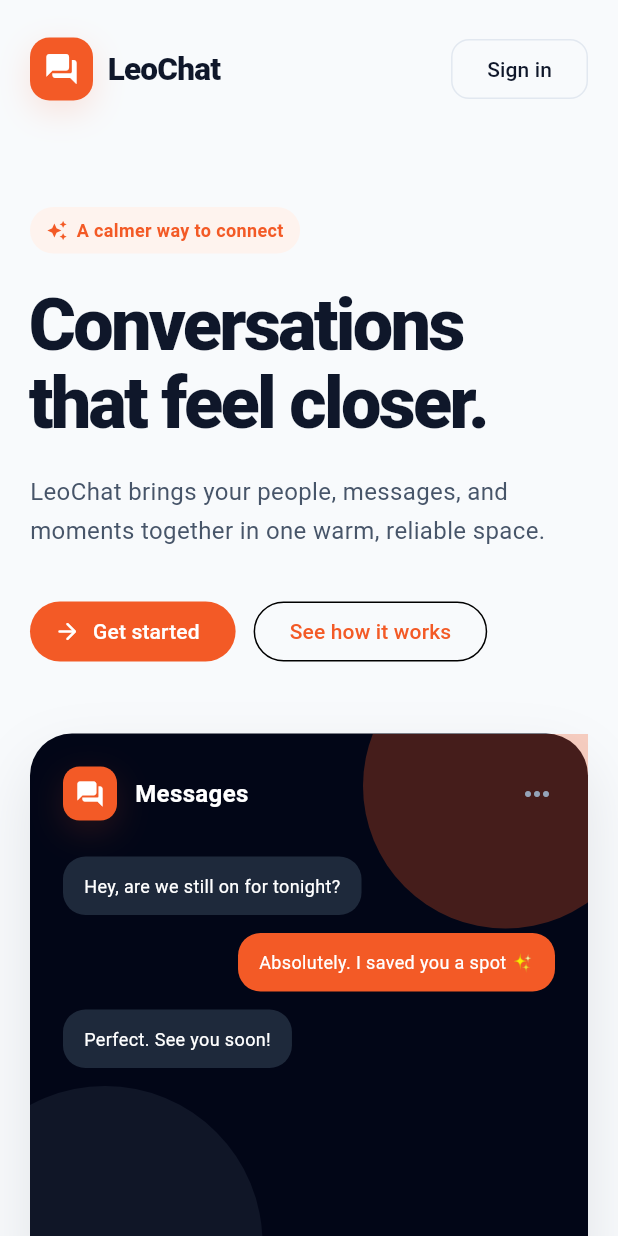
After one commit to faisin111/Leo-chat-app, a Flutter app: the LandingPage screen opened by its route, on a phone screen of 412 x 824 dp. The commit adds this screen. Run offline on Flutter 3.47's test engine with Material 3 defaults, Android fonts, the phone set to English and light mode, and no system bars; our stand-ins replace dio, flutter_riverpod, flutter_secure_storage, fpdart, go_router, shared_preferences; accounts and stored records are empty.

Commit message:
Add responsive LeoChat landing screen

```diff
--- a/lib/app/app.dart
+++ b/lib/app/app.dart
@@ -4,10 +4,12 @@ import 'package:go_router/go_router.dart';
 import '../core/constants/app_strings.dart';
 import '../core/theme/theme.dart';
 import '../features/chat/presentation/pages/chat_shell_page.dart';
+import '../features/landing/presentation/pages/landing_page.dart';
 
 final _router = GoRouter(
   initialLocation: '/app',
   routes: [
+    GoRoute(path: '/', builder: (context, state) => const LandingPage()),
     GoRoute(path: '/app', builder: (context, state) => const ChatShellPage()),
   ],
 );
--- a/lib/core/constants/app_strings.dart
+++ b/lib/core/constants/app_strings.dart
@@ -7,4 +7,19 @@ abstract final class AppStrings {
   static const chats = 'Chats';
   static const people = 'People';
   static const settings = 'Settings';
+  static const landingEyebrow = 'A calmer way to connect';
+  static const landingTitle = 'Conversations that feel closer.';
+  static const landingSubtitle =
+      'LeoChat brings your people, messages, and moments together in one warm, reliable space.';
+  static const getStarted = 'Get started';
+  static const seeHowItWorks = 'See how it works';
+  static const realtimeMessaging = 'Realtime messaging';
+  static const realtimeMessagingDescription =
+      'Messages arrive instantly and stay in sync across your devices.';
+  static const privateByDesign = 'Private by design';
+  static const privateByDesignDescription =
+      'Your conversations stay protected with secure sessions and clear controls.';
+  static const madeForPeople = 'Made for people';
+  static const madeForPeopleDescription =
+      'Thoughtful details make every conversation feel easy and natural.';
 }
--- /dev/null
+++ b/lib/features/landing/presentation/pages/landing_page.dart
@@ -0,0 +1,286 @@
+import 'package:flutter/material.dart';
+import 'package:go_router/go_router.dart';
+
+import '../../../../core/constants/app_strings.dart';
+import '../../../../core/responsive/breakpoints.dart';
+import '../../../../core/theme/colors.dart';
+import '../widgets/leo_logo.dart';
+
+class LandingPage extends StatelessWidget {
+  const LandingPage({super.key});
+
+  @override
+  Widget build(BuildContext context) {
+    final isMobile =
+        layoutForWidth(MediaQuery.sizeOf(context).width) == LeoLayout.mobile;
+    return Scaffold(
+      backgroundColor: LeoColors.background,
+      body: SafeArea(
+        child: SingleChildScrollView(
+          child: Column(
+            children: [
+              _LandingNav(isMobile: isMobile),
+              _HeroSection(isMobile: isMobile),
+              const _FeaturesSection(),
+              const _LandingFooter(),
+            ],
+          ),
+        ),
+      ),
+    );
+  }
+}
+
+class _LandingNav extends StatelessWidget {
+  const _LandingNav({required this.isMobile});
+  final bool isMobile;
+
+  @override
+  Widget build(BuildContext context) => Padding(
+        padding:
+            EdgeInsets.symmetric(horizontal: isMobile ? 20 : 48, vertical: 22),
+        child: Row(
+          children: [
+            const LeoLogo(),
+            const Spacer(),
+            if (!isMobile) ...[
+              TextButton(onPressed: () {}, child: const Text('About')),
+              const SizedBox(width: 8),
+              TextButton(onPressed: () {}, child: const Text('Features')),
+              const SizedBox(width: 18),
+            ],
+            OutlinedButton(
+              onPressed: () => context.go('/app'),
+              style: OutlinedButton.styleFrom(
+                foregroundColor: LeoColors.textPrimary,
+                side: const BorderSide(color: LeoColors.border),
+                shape: RoundedRectangleBorder(
+                    borderRadius: BorderRadius.circular(12)),
+              ),
+              child: const Text('Sign in'),
+            ),
+          ],
+        ),
+      );
+}
+
+class _HeroSection extends StatelessWidget {
+  const _HeroSection({required this.isMobile});
+  final bool isMobile;
+
+  @override
+  Widget build(BuildContext context) => Padding(
+        padding: EdgeInsets.fromLTRB(
+            isMobile ? 20 : 80, isMobile ? 46 : 86, isMobile ? 20 : 80, 84),
+        child: isMobile
+            ? const Column(
+                crossAxisAlignment: CrossAxisAlignment.start,
+                children: [_HeroCopy(), SizedBox(height: 44), _HeroPreview()])
+            : const Row(children: [
+                Expanded(child: _HeroCopy()),
+                SizedBox(width: 72),
+                Expanded(child: _HeroPreview())
+              ]),
+      );
+}
+
+class _HeroCopy extends StatelessWidget {
+  const _HeroCopy();
+
+  @override
+  Widget build(BuildContext context) => Column(
+        crossAxisAlignment: CrossAxisAlignment.start,
+        children: [
+          Container(
+            padding: const EdgeInsets.symmetric(horizontal: 11, vertical: 7),
+            decoration: BoxDecoration(
+                color: LeoColors.primarySoft,
+                borderRadius: BorderRadius.circular(999)),
+            child: const Wrap(
+                crossAxisAlignment: WrapCrossAlignment.center,
+                spacing: 6,
+                children: [
+                  Icon(Icons.auto_awesome, size: 14, color: LeoColors.primary),
+                  Text(AppStrings.landingEyebrow,
+                      style: TextStyle(
+                          color: LeoColors.primary,
+                          fontSize: 12,
+                          fontWeight: FontWeight.w700)),
+                ]),
+          ),
+          const SizedBox(height: 22),
+          const Text(AppStrings.landingTitle,
+              style: TextStyle(
+                  fontSize: 48,
+                  height: 1.08,
+                  letterSpacing: -1.8,
+                  fontWeight: FontWeight.w800,
+                  color: LeoColors.textPrimary)),
+          const SizedBox(height: 20),
+          const Text(AppStrings.landingSubtitle,
+              style: TextStyle(
+                  fontSize: 16, height: 1.6, color: LeoColors.textSecondary)),
+          const SizedBox(height: 30),
+          Wrap(spacing: 12, runSpacing: 12, children: [
+            FilledButton.icon(
+                onPressed: () => context.go('/app'),
+                icon: const Icon(Icons.arrow_forward_rounded),
+                label: const Text(AppStrings.getStarted)),
+            OutlinedButton(
+                onPressed: () => context.go('/app'),
+                child: const Text(AppStrings.seeHowItWorks)),
+          ]),
+        ],
+      );
+}
+
+class _HeroPreview extends StatelessWidget {
+  const _HeroPreview();
+
+  @override
+  Widget build(BuildContext context) => Container(
+        height: 370,
+        decoration: BoxDecoration(
+          color: LeoColors.rail,
+          borderRadius: BorderRadius.circular(28),
+          boxShadow: const [
+            BoxShadow(
+                color: Color(0x18020617), blurRadius: 35, offset: Offset(0, 18))
+          ],
+        ),
+        child: Stack(children: [
+          Positioned(
+              top: -60,
+              right: -40,
+              child:
+                  _Glow(size: 190, color: LeoColors.primary.withOpacity(.28))),
+          Positioned(
+              bottom: -75,
+              left: -55,
+              child: _Glow(size: 210, color: const Color(0x33475569))),
+          Padding(
+              padding: const EdgeInsets.all(22),
+              child: Column(children: [
+                Row(children: [
+                  const LeoLogo(compact: true, onDark: true),
+                  const SizedBox(width: 12),
+                  const Text('Messages',
+                      style: TextStyle(
+                          color: Colors.white,
+                          fontSize: 16,
+                          fontWeight: FontWeight.w700)),
+                  const Spacer(),
+                  const Icon(Icons.more_horiz, color: LeoColors.textMuted)
+                ]),
+                const SizedBox(height: 24),
+                const _PreviewBubble(
+                    text: 'Hey, are we still on for tonight?', own: false),
+                const SizedBox(height: 12),
+                const _PreviewBubble(
+                    text: 'Absolutely. I saved you a spot ✨', own: true),
+                const SizedBox(height: 12),
+                const _PreviewBubble(
+                    text: 'Perfect. See you soon!', own: false),
+              ])),
+        ]),
+      );
+}
+
+class _Glow extends StatelessWidget {
+  const _Glow({required this.size, required this.color});
+  final double size;
+  final Color color;
+  @override
+  Widget build(BuildContext context) => Container(
+      width: size,
+      height: size,
+      decoration: BoxDecoration(shape: BoxShape.circle, color: color));
+}
+
+class _PreviewBubble extends StatelessWidget {
+  const _PreviewBubble({required this.text, required this.own});
+  final String text;
+  final bool own;
+  @override
+  Widget build(BuildContext context) => Align(
+      alignment: own ? Alignment.centerRight : Alignment.centerLeft,
+      child: Container(
+          padding: const EdgeInsets.symmetric(horizontal: 14, vertical: 11),
+          decoration: BoxDecoration(
+              color: own ? LeoColors.primary : const Color(0xFF1E293B),
+              borderRadius: BorderRadius.circular(15)),
+          child: Text(text,
+              style: const TextStyle(color: Colors.white, fontSize: 12))));
+}
+
+class _FeaturesSection extends StatelessWidget {
+  const _FeaturesSection();
+  @override
+  Widget build(BuildContext context) => Container(
+      color: LeoColors.surface,
+      padding: const EdgeInsets.symmetric(horizontal: 32, vertical: 56),
+      child: Wrap(
+          alignment: WrapAlignment.center,
+          spacing: 18,
+          runSpacing: 18,
+          children: const [
+            _FeatureCard(
+                icon: Icons.bolt_rounded,
+                title: AppStrings.realtimeMessaging,
+                description: AppStrings.realtimeMessagingDescription),
+            _FeatureCard(
+                icon: Icons.shield_outlined,
+                title: AppStrings.privateByDesign,
+                description: AppStrings.privateByDesignDescription),
+            _FeatureCard(
+                icon: Icons.favorite_outline_rounded,
+                title: AppStrings.madeForPeople,
+                description: AppStrings.madeForPeopleDescription),
+          ]));
+}
+
+class _FeatureCard extends StatelessWidget {
+  const _FeatureCard(
+      {required this.icon, required this.title, required this.description});
+  final IconData icon;
+  final String title;
+  final String description;
+  @override
+  Widget build(BuildContext context) => SizedBox(
+      width: 300,
+      child: Padding(
+          padding: const EdgeInsets.all(16),
+          child: Row(crossAxisAlignment: CrossAxisAlignment.start, children: [
+            Container(
+                padding: const EdgeInsets.all(10),
+                decoration: BoxDecoration(
+                    color: LeoColors.primarySoft,
+                    borderRadius: BorderRadius.circular(12)),
+                child: Icon(icon, color: LeoColors.primary, size: 20)),
+            const SizedBox(width: 12),
+            Expanded(
+                child: Column(
+                    crossAxisAlignment: CrossAxisAlignment.start,
+                    children: [
+                  Text(title,
+                      style: const TextStyle(
+                          fontWeight: FontWeight.w700,
+                          color: LeoColors.textPrimary)),
+                  const SizedBox(height: 6),
+                  Text(description,
+                      style: const TextStyle(
+                          fontSize: 12,
+                          height: 1.45,
+                          color: LeoColors.textSecondary))
+                ]))
+          ])));
+}
+
+class _LandingFooter extends StatelessWidget {
+  const _LandingFooter();
+  @override
+  Widget build(BuildContext context) => const Padding(
+      padding: EdgeInsets.all(28),
+      child: Text('© 2026 LeoChat',
+          style: TextStyle(fontSize: 12, color: LeoColors.textMuted)));
+}
--- /dev/null
+++ b/lib/features/landing/presentation/widgets/leo_logo.dart
@@ -0,0 +1,47 @@
+import 'package:flutter/material.dart';
+
+import '../../../../core/theme/colors.dart';
+
+class LeoLogo extends StatelessWidget {
+  const LeoLogo({super.key, this.compact = false, this.onDark = false});
+
+  final bool compact;
+  final bool onDark;
+
+  @override
+  Widget build(BuildContext context) {
+    final foreground = onDark ? Colors.white : LeoColors.textPrimary;
+    return Row(
+      mainAxisSize: MainAxisSize.min,
+      children: [
+        Container(
+          width: compact ? 36 : 42,
+          height: compact ? 36 : 42,
+          decoration: BoxDecoration(
+            color: LeoColors.primary,
+            borderRadius: BorderRadius.circular(compact ? 11 : 13),
+            boxShadow: const [
+              BoxShadow(
+                  color: Color(0x26F35A26),
+                  blurRadius: 18,
+                  offset: Offset(0, 7)),
+            ],
+          ),
+          child: Icon(Icons.forum_rounded,
+              color: Colors.white, size: compact ? 20 : 24),
+        ),
+        if (!compact) ...[
+          const SizedBox(width: 10),
+          Text(
+            'LeoChat',
+            style: TextStyle(
+                fontSize: 21,
+                fontWeight: FontWeight.w800,
+                letterSpacing: -0.5,
+                color: foreground),
+          ),
+        ],
+      ],
+    );
+  }
+}
```
Also changed, not shown: 1 other file.
